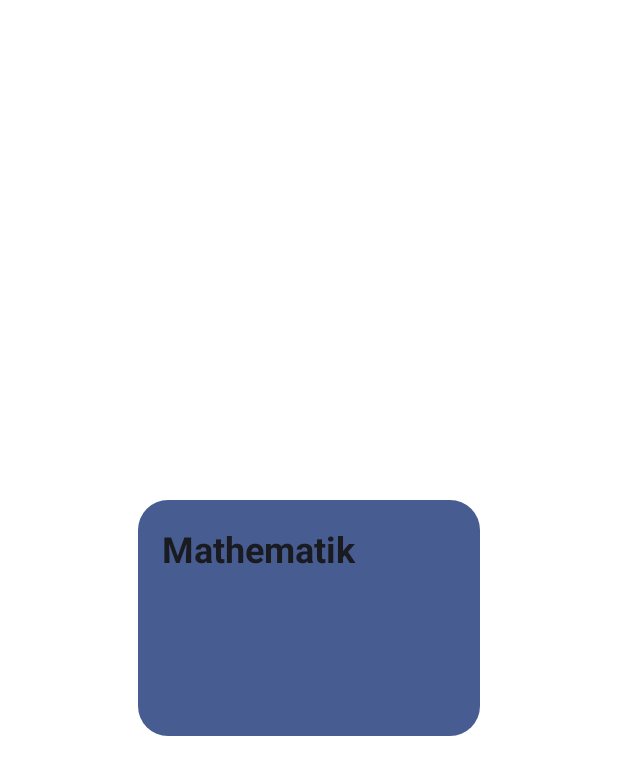
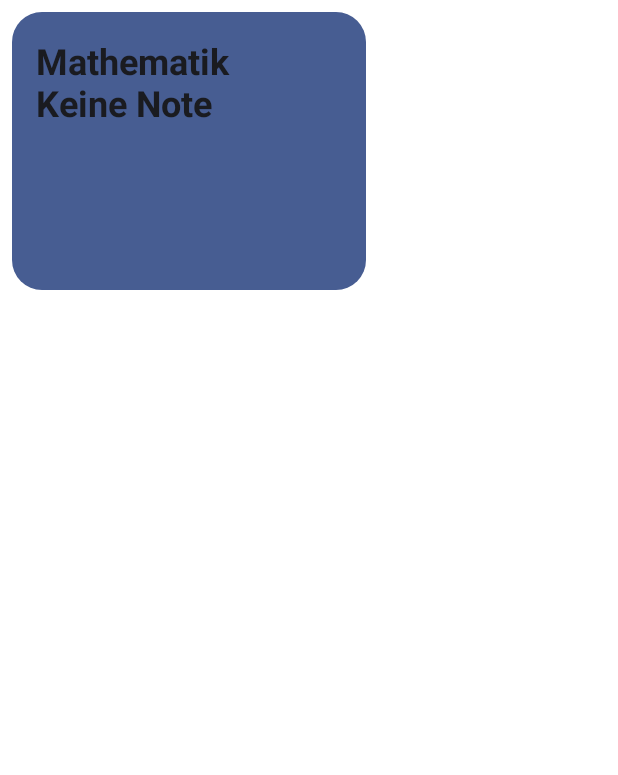
Before and after one commit to mxl17/myGradesM335, an Android app: the layout my_grades_widget.xml on its own in the app's theme, with its tools: preview values and no code run, on a phone screen of 412 x 824 dp. Shown: the top 775 px of the screen. Run offline under Robolectric (Android 15) with nearby library versions, the phone set to English and light mode, and no system bars.

Commit message:
Widget fertig implementiert, Widget zeig Durchschnitt der Mathematik-Note an

```diff
--- a/app/src/main/java/ch/zli/m335/mygrades/FormPage.java
+++ b/app/src/main/java/ch/zli/m335/mygrades/FormPage.java
@@ -41,7 +41,13 @@ public class FormPage extends AppCompatActivity {
 
                 Intent intent = new Intent(FormPage.this, MainActivity.class);
                 startActivity(intent);
+
+                sendBroadcast();
             }
         });
     }
+
+    public void sendBroadcast() {
+        this.sendBroadcast(new Intent(this, MyGradesWidget.class));
+    }
 }
--- a/app/src/main/res/layout/my_grades_widget.xml
+++ b/app/src/main/res/layout/my_grades_widget.xml
@@ -1,14 +1,14 @@
 <RelativeLayout xmlns:android="http://schemas.android.com/apk/res/android"
     style="@style/Widget.MyGrades.AppWidget.Container"
-    android:layout_width="match_parent"
-    android:layout_height="match_parent"
+    android:layout_width="wrap_content"
+    android:layout_height="wrap_content"
     android:theme="@style/Theme.MyGrades.AppWidgetContainer">
 
     <TextView
         android:id="@+id/appwidget_text"
         style="@style/Widget.MyGrades.AppWidget.InnerView"
-        android:layout_width="228dp"
-        android:layout_height="157dp"
+        android:layout_width="236dp"
+        android:layout_height="185dp"
         android:layout_centerInParent="true"
         android:layout_marginStart="8dp"
         android:layout_marginTop="8dp"
--- a/app/src/main/res/values/strings.xml
+++ b/app/src/main/res/values/strings.xml
@@ -20,7 +20,7 @@
         <item>Französisch</item>
         <item>Chemie</item>
     </string-array>
-    <string name="appwidget_text">Mathematik</string>
+    <string name="appwidget_text">Mathematik \nKeine Note</string>
     <string name="add_widget">Add widget</string>
     <string name="app_widget_description">This is an app widget description</string>
 </resources>
```
Also changed, not shown: app/src/main/java/ch/zli/m335/mygrades/MyGradesWidget.java (+23 -3 lines).
